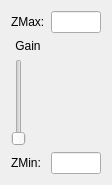
The window that src/plugins/TFWavelet/TFColorMapWidget.ui (HIP-infrastructure/anywave-code) describes before a commit, drawn with Qt 5.
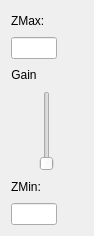
The same window after the commit.

```diff
--- a/src/plugins/TFWavelet/TFColorMapWidget.ui
+++ b/src/plugins/TFWavelet/TFColorMapWidget.ui
@@ -6,22 +6,41 @@
    <rect>
     <x>0</x>
     <y>0</y>
-    <width>112</width>
-    <height>185</height>
+    <width>94</width>
+    <height>236</height>
    </rect>
   </property>
   <property name="windowTitle">
    <string>TFColorMapWidget</string>
   </property>
-  <layout class="QGridLayout" name="gridLayout">
-   <item row="0" column="0">
+  <layout class="QVBoxLayout" name="verticalLayout">
+   <item>
+    <layout class="QHBoxLayout" name="horizontalLayout">
+     <item>
     <widget class="QLabel" name="label_2">
      <property name="text">
       <string>ZMax:</string>
      </property>
     </widget>
    </item>
-   <item row="0" column="1">
+     <item>
+      <spacer name="horizontalSpacer_4">
+       <property name="orientation">
+        <enum>Qt::Horizontal</enum>
+       </property>
+       <property name="sizeHint" stdset="0">
+        <size>
+         <width>40</width>
+         <height>20</height>
+        </size>
+       </property>
+      </spacer>
+     </item>
+    </layout>
+   </item>
+   <item>
+    <layout class="QHBoxLayout" name="horizontalLayout_2">
+     <item>
     <widget class="QLineEdit" name="lineZMax">
      <property name="sizePolicy">
       <sizepolicy hsizetype="Preferred" vsizetype="Fixed">
@@ -29,6 +48,18 @@
        <verstretch>0</verstretch>
       </sizepolicy>
      </property>
+       <property name="minimumSize">
+        <size>
+         <width>20</width>
+         <height>0</height>
+        </size>
+       </property>
+       <property name="maximumSize">
+        <size>
+         <width>60</width>
+         <height>16777215</height>
+        </size>
+       </property>
      <property name="maxLength">
       <number>10</number>
      </property>
@@ -40,7 +71,24 @@
      </property>
     </widget>
    </item>
-   <item row="1" column="0">
+     <item>
+      <spacer name="horizontalSpacer_2">
+       <property name="orientation">
+        <enum>Qt::Horizontal</enum>
+       </property>
+       <property name="sizeHint" stdset="0">
+        <size>
+         <width>40</width>
+         <height>20</height>
+        </size>
+       </property>
+      </spacer>
+     </item>
+    </layout>
+   </item>
+   <item>
+    <layout class="QHBoxLayout" name="horizontalLayout_3">
+     <item>
     <widget class="QLabel" name="label">
      <property name="sizePolicy">
       <sizepolicy hsizetype="Preferred" vsizetype="Preferred">
@@ -59,21 +107,85 @@
      </property>
     </widget>
    </item>
-   <item row="2" column="0">
+     <item>
+      <spacer name="horizontalSpacer_5">
+       <property name="orientation">
+        <enum>Qt::Horizontal</enum>
+       </property>
+       <property name="sizeHint" stdset="0">
+        <size>
+         <width>40</width>
+         <height>20</height>
+        </size>
+       </property>
+      </spacer>
+     </item>
+    </layout>
+   </item>
+   <item>
+    <layout class="QHBoxLayout" name="horizontalLayout_4">
+     <item>
+      <spacer name="horizontalSpacer">
+       <property name="orientation">
+        <enum>Qt::Horizontal</enum>
+       </property>
+       <property name="sizeHint" stdset="0">
+        <size>
+         <width>40</width>
+         <height>20</height>
+        </size>
+       </property>
+      </spacer>
+     </item>
+     <item>
     <widget class="QSlider" name="slider">
      <property name="orientation">
       <enum>Qt::Vertical</enum>
      </property>
     </widget>
    </item>
-   <item row="3" column="0">
+     <item>
+      <spacer name="horizontalSpacer_6">
+       <property name="orientation">
+        <enum>Qt::Horizontal</enum>
+       </property>
+       <property name="sizeHint" stdset="0">
+        <size>
+         <width>40</width>
+         <height>20</height>
+        </size>
+       </property>
+      </spacer>
+     </item>
+    </layout>
+   </item>
+   <item>
+    <layout class="QHBoxLayout" name="horizontalLayout_5">
+     <item>
     <widget class="QLabel" name="label_3">
      <property name="text">
       <string>ZMin:</string>
      </property>
     </widget>
    </item>
-   <item row="3" column="1">
+     <item>
+      <spacer name="horizontalSpacer_7">
+       <property name="orientation">
+        <enum>Qt::Horizontal</enum>
+       </property>
+       <property name="sizeHint" stdset="0">
+        <size>
+         <width>40</width>
+         <height>20</height>
+        </size>
+       </property>
+      </spacer>
+     </item>
+    </layout>
+   </item>
+   <item>
+    <layout class="QHBoxLayout" name="horizontalLayout_6">
+     <item>
     <widget class="QLineEdit" name="lineZMin">
      <property name="sizePolicy">
       <sizepolicy hsizetype="Preferred" vsizetype="Fixed">
@@ -81,6 +193,12 @@
        <verstretch>0</verstretch>
       </sizepolicy>
      </property>
+       <property name="maximumSize">
+        <size>
+         <width>60</width>
+         <height>16777215</height>
+        </size>
+       </property>
      <property name="maxLength">
       <number>10</number>
      </property>
@@ -91,6 +209,21 @@
       <bool>true</bool>
      </property>
     </widget>
+     </item>
+     <item>
+      <spacer name="horizontalSpacer_3">
+       <property name="orientation">
+        <enum>Qt::Horizontal</enum>
+       </property>
+       <property name="sizeHint" stdset="0">
+        <size>
+         <width>40</width>
+         <height>20</height>
+        </size>
+       </property>
+      </spacer>
+     </item>
+    </layout>
    </item>
   </layout>
  </widget>
```
Lines whose indentation alone changed are shown as unchanged.
